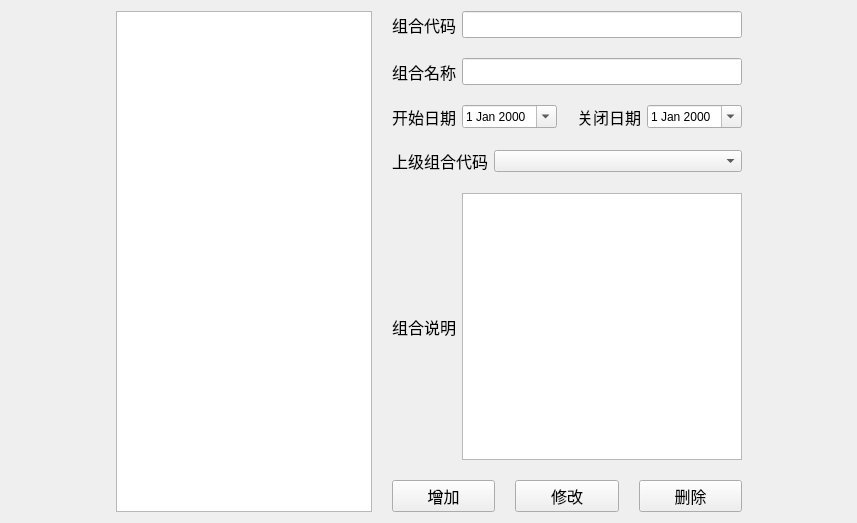
Before: the Qt Designer form FML/view/mainframe/paramgrunion.ui in ruofeng216/fmlnew, drawn with Qt 5.
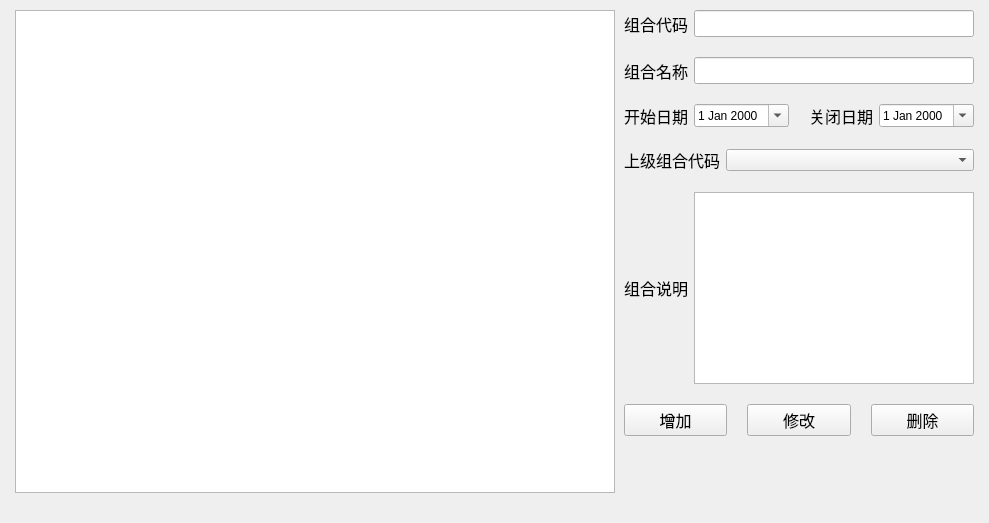
After: the same form once the commit is applied.

What changed in the file:
```diff
--- a/FML/view/mainframe/paramgrunion.ui
+++ b/FML/view/mainframe/paramgrunion.ui
@@ -6,7 +6,7 @@
    <rect>
     <x>0</x>
     <y>0</y>
-    <width>857</width>
+    <width>989</width>
     <height>523</height>
    </rect>
   </property>
@@ -14,8 +14,14 @@
    <string>ParaMgrUnion</string>
   </property>
   <layout class="QGridLayout" name="gridLayout">
+   <property name="topMargin">
+    <number>10</number>
+   </property>
+   <property name="bottomMargin">
+    <number>30</number>
+   </property>
    <property name="horizontalSpacing">
-    <number>20</number>
+    <number>9</number>
    </property>
    <item row="0" column="0">
     <spacer name="horizontalSpacer">
@@ -32,6 +38,18 @@
    </item>
    <item row="0" column="1">
     <widget class="QTreeView" name="treeView">
+     <property name="minimumSize">
+      <size>
+       <width>600</width>
+       <height>0</height>
+      </size>
+     </property>
+     <property name="maximumSize">
+      <size>
+       <width>800</width>
+       <height>16777215</height>
+      </size>
+     </property>
      <property name="editTriggers">
       <set>QAbstractItemView::NoEditTriggers</set>
      </property>
@@ -42,6 +60,9 @@
      <property name="spacing">
       <number>20</number>
      </property>
+     <property name="bottomMargin">
+      <number>0</number>
+     </property>
      <item>
       <layout class="QHBoxLayout" name="horizontalLayout_8">
        <item>
@@ -185,7 +206,14 @@
         </widget>
        </item>
        <item>
-        <widget class="QTextEdit" name="textEdit"/>
+        <widget class="QTextEdit" name="textEdit">
+         <property name="maximumSize">
+          <size>
+           <width>16777215</width>
+           <height>300</height>
+          </size>
+         </property>
+        </widget>
        </item>
       </layout>
      </item>
@@ -232,6 +260,19 @@
        </item>
       </layout>
      </item>
+     <item>
+      <spacer name="verticalSpacer">
+       <property name="orientation">
+        <enum>Qt::Vertical</enum>
+       </property>
+       <property name="sizeHint" stdset="0">
+        <size>
+         <width>20</width>
+         <height>40</height>
+        </size>
+       </property>
+      </spacer>
+     </item>
     </layout>
    </item>
    <item row="0" column="3">
```
